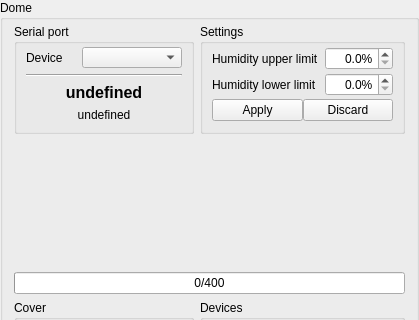
This is widgets/qdome.ui in AMOS-uniba/amos-client as Qt 5 draws it before an edit; both pictures show x 0 to 419 and y 0 to 320 of the 419 by 680 pixel window. The edited form follows.
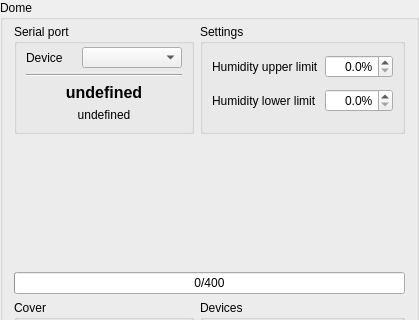
This is the edited form. Custom widgets are drawn as their Qt base class.

What changed in the file:
```diff
--- a/widgets/qdome.ui
+++ b/widgets/qdome.ui
@@ -704,24 +704,6 @@
         </property>
        </widget>
       </item>
-      <item row="3" column="0" colspan="2">
-       <layout class="QHBoxLayout" name="horizontalLayout_2">
-        <item>
-         <widget class="QPushButton" name="bt_apply">
-          <property name="text">
-           <string>Apply</string>
-          </property>
-         </widget>
-        </item>
-        <item>
-         <widget class="QPushButton" name="bt_discard">
-          <property name="text">
-           <string>Discard</string>
-          </property>
-         </widget>
-        </item>
-       </layout>
-      </item>
       <item row="2" column="1">
        <widget class="QDoubleSpinBox" name="dsb_humidity_limit_lower">
         <property name="maximumSize">
```
Left out of the diff: 2 changed lines with no effect on the pictures.
